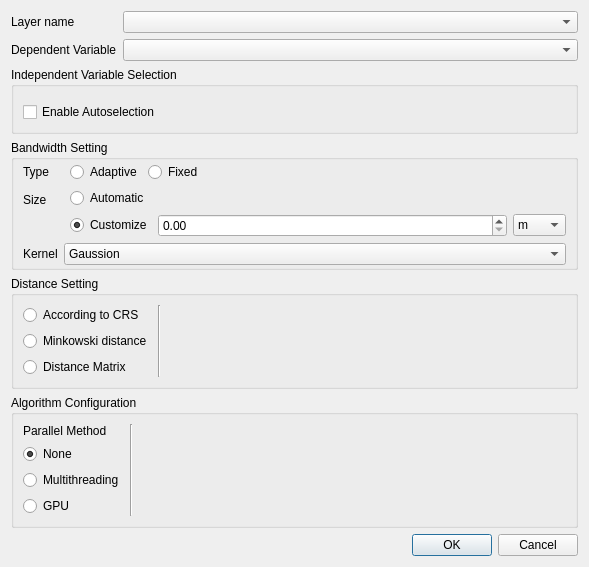
First picture: the form in gwmgwroptionsdialog.ui, repository GWmodel-Lab/GWmodelS, before the edit.
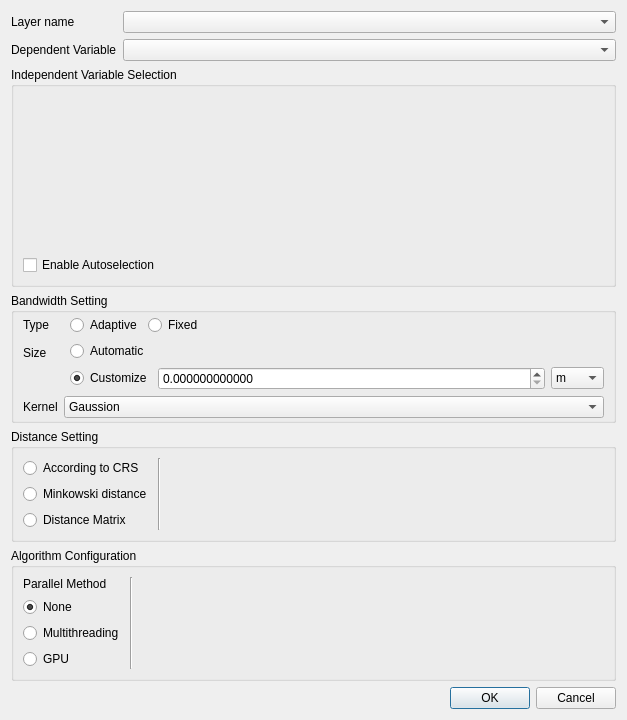
Second picture: the form after the edit. The open tabs and pages were chosen to show the change. Custom widgets are drawn as their Qt base class.

Commit message: 修改：GWR参数设置界面调整

Patch:
```diff
--- a/gwmgwroptionsdialog.ui
+++ b/gwmgwroptionsdialog.ui
@@ -6,8 +6,8 @@
    <rect>
     <x>0</x>
     <y>0</y>
-    <width>589</width>
-    <height>553</height>
+    <width>627</width>
+    <height>720</height>
    </rect>
   </property>
   <property name="windowTitle">
@@ -265,7 +265,11 @@
              <number>0</number>
             </property>
             <item>
-             <widget class="QDoubleSpinBox" name="mBwSizeFixedSize"/>
+             <widget class="QDoubleSpinBox" name="mBwSizeFixedSize">
+              <property name="decimals">
+               <number>12</number>
+              </property>
+             </widget>
             </item>
             <item>
              <widget class="QComboBox" name="mBwSizeFixedUnit">
```
The commit also changes 1 other file.
